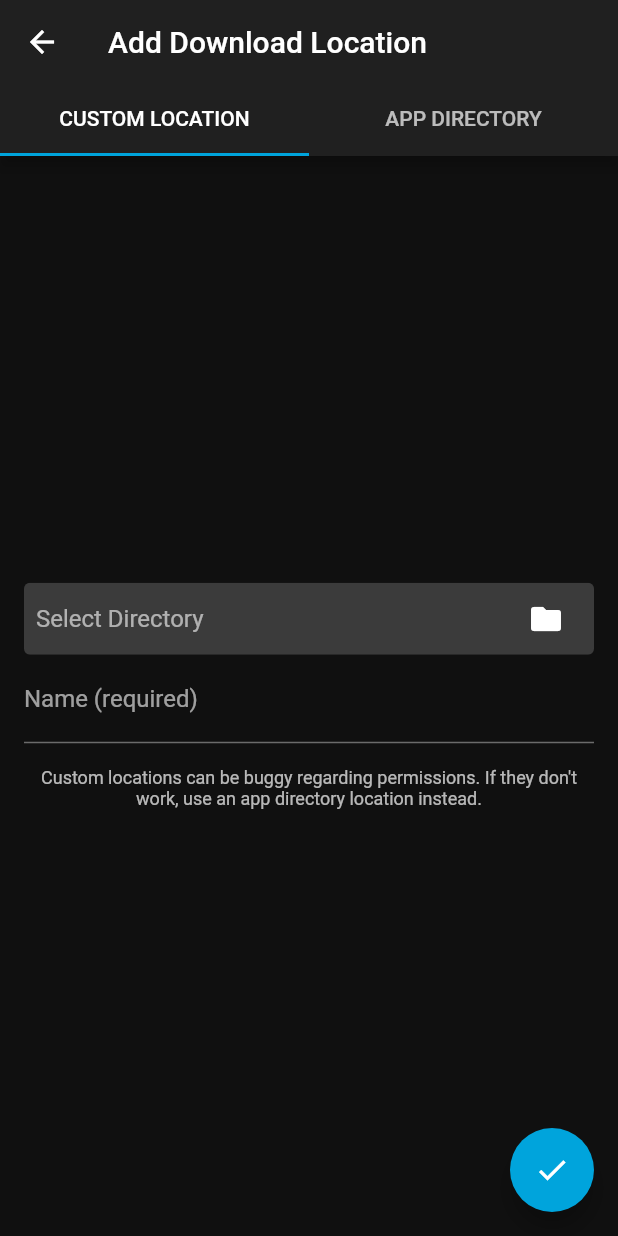
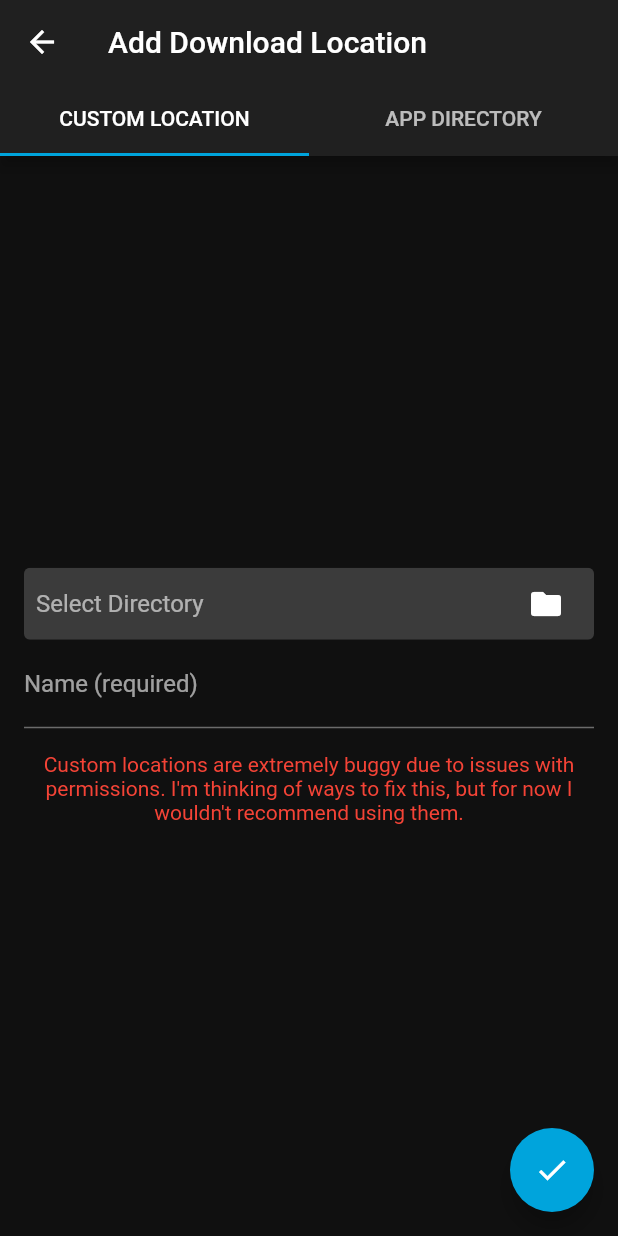
Before and after one commit to jmshrv/finamp, a Flutter app: the AddDownloadLocationScreen screen opened by its route, on a phone screen of 412 x 824 dp. Run offline on Flutter 3.47's test engine with Material 2 defaults, Android fonts, the phone set to English and light mode, and no system bars; our stand-ins replace audio_service, chopper, device_info_plus, file_picker, flutter_sticky_header, get_it and 8 more; missing offline and left inert: audio_session, clipboard, file_sizes, flutter_downloader, simple_gesture_detector; accounts and stored records are empty; generated files the repository leaves out were written again; statements that could not run were skipped; project files that could hold a hidden picture were left out.

Commit message:
Add scary message to custom download location form

```diff
--- a/lib/components/AddDownloadLocationScreen/CustomDownloadLocationForm.dart
+++ b/lib/components/AddDownloadLocationScreen/CustomDownloadLocationForm.dart
@@ -141,12 +141,10 @@ class _CustomDownloadLocationFormState
             },
           ),
           const Padding(padding: EdgeInsets.all(8.0)),
-          if (Platform.isAndroid)
-            Text(
-              "Custom locations can be buggy regarding permissions. If they don't work, use an app directory location instead.",
+          const Text(
+              "Custom locations are extremely buggy due to issues with permissions. I'm thinking of ways to fix this, but for now I wouldn't recommend using them.",
               textAlign: TextAlign.center,
-              style: Theme.of(context).textTheme.caption,
-            ),
+              style: TextStyle(color: Colors.red)),
         ],
       ),
     );
```
